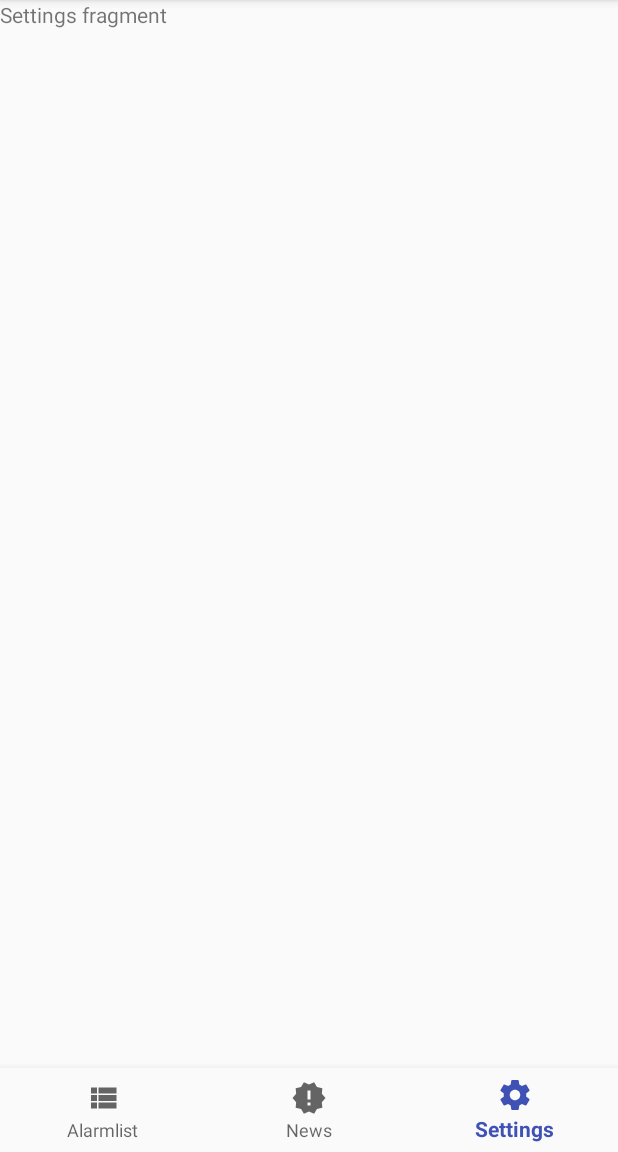
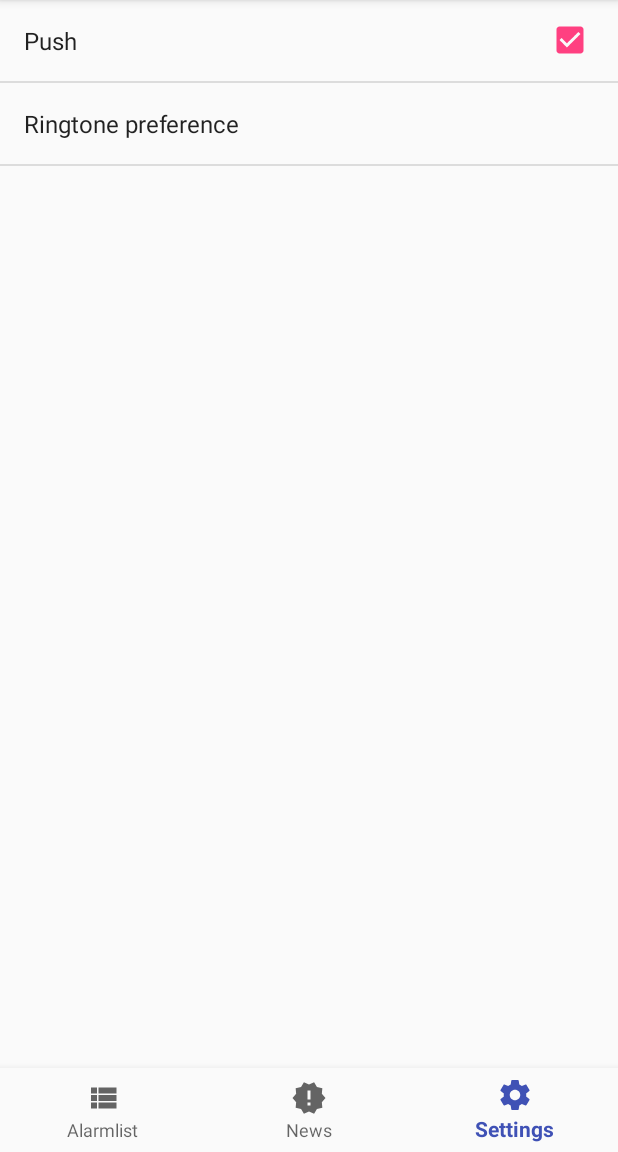
Before and after one commit to dorianweidler/BOSCall, an Android app: the screen it shows after launch (MainActivity), item 3 of the bottom bar chosen, on a phone screen of 412 x 824 dp, the part 84-1236 px from its top. Run offline under Robolectric (Android 15) with nearby library versions, the phone set to English and light mode, and no system bars.

Commit message:
Settings screen started

```diff
--- a/app/src/main/java/de/boscall/boscall/MainActivity.kt
+++ b/app/src/main/java/de/boscall/boscall/MainActivity.kt
@@ -1,7 +1,6 @@
 package de.boscall.boscall
 
 import android.app.Fragment
-import android.app.FragmentManager
 import android.os.Bundle
 import android.support.design.widget.BottomNavigationView
 import android.support.v7.app.AppCompatActivity
@@ -31,11 +30,8 @@ class MainActivity : AppCompatActivity() {
         super.onCreate(savedInstanceState)
         setContentView(R.layout.activity_main)
 
-        val manager: FragmentManager = fragmentManager
-        var fragment: Fragment? = manager.findFragmentById(R.id.ReplaceFrame)
-        if (fragment == null) {
-            fragment = AlarmlistFragment()
-            manager.beginTransaction().add(R.id.ReplaceFrame, fragment).commit()
+        if (fragmentManager.findFragmentById(R.id.replaceFrame) == null) {
+            switchFragment(FragmentID.ALARMLIST)
         }
 
         navigation.setOnNavigationItemSelectedListener(mOnNavigationItemSelectedListener)
@@ -57,12 +53,9 @@ class MainActivity : AppCompatActivity() {
         }
 
         if (fragment != null) { // in case code is extended and not properly modified
-            val transaction = fragmentManager.beginTransaction()
-
-            transaction.replace(R.id.ReplaceFrame, fragment)
-            transaction.addToBackStack(null)
-
-            transaction.commit()
+            fragmentManager.beginTransaction()
+                    .replace(R.id.replaceFrame, fragment)
+                    .commit()
         }
     }
 
--- a/app/src/main/java/de/boscall/boscall/SettingsFragment.kt
+++ b/app/src/main/java/de/boscall/boscall/SettingsFragment.kt
@@ -3,21 +3,17 @@ package de.boscall.boscall
 
 import android.app.Fragment
 import android.os.Bundle
-import android.view.LayoutInflater
-import android.view.View
-import android.view.ViewGroup
+import android.preference.PreferenceFragment
 
 
 /**
  * A simple [Fragment] subclass.
  */
-class SettingsFragment : Fragment() {
+class SettingsFragment : PreferenceFragment() {
 
+    override fun onCreate(savedInstanceState: Bundle?) {
+        super.onCreate(savedInstanceState)
 
-    override fun onCreateView(inflater: LayoutInflater?, container: ViewGroup?,
-                              savedInstanceState: Bundle?): View? {
-        // Inflate the layout for this fragment
-        return inflater!!.inflate(R.layout.fragment_settings, container, false)
+        addPreferencesFromResource(R.xml.settings)
     }
-
 }// Required empty public constructor
--- a/app/src/main/res/layout/activity_main.xml
+++ b/app/src/main/res/layout/activity_main.xml
@@ -20,7 +20,7 @@
         app:menu="@menu/navigation" />
 
     <FrameLayout
-        android:id="@+id/ReplaceFrame"
+        android:id="@+id/replaceFrame"
         android:layout_width="0dp"
         android:layout_height="0dp"
         app:layout_constraintBottom_toTopOf="@+id/navigation"
--- a/app/src/main/res/layout/fragment_settings.xml
+++ /dev/null
@@ -1,13 +0,0 @@
-<FrameLayout xmlns:android="http://schemas.android.com/apk/res/android"
-    xmlns:tools="http://schemas.android.com/tools"
-    android:layout_width="match_parent"
-    android:layout_height="match_parent"
-    tools:context="de.boscall.boscall.SettingsFragment">
-
-    <!-- TODO: Update blank fragment layout -->
-    <TextView
-        android:layout_width="match_parent"
-        android:layout_height="match_parent"
-        android:text="Settings fragment" />
-
-</FrameLayout>
--- /dev/null
+++ b/app/src/main/res/xml/settings.xml
@@ -0,0 +1,11 @@
+<?xml version="1.0" encoding="utf-8"?>
+<PreferenceScreen xmlns:android="http://schemas.android.com/apk/res/android">
+
+    <CheckBoxPreference
+        android:defaultValue="true"
+        android:key="chkPush"
+        android:title="Push" />
+    <RingtonePreference
+        android:key="ringtone_preference_1"
+        android:title="Ringtone preference" />
+</PreferenceScreen>
```
